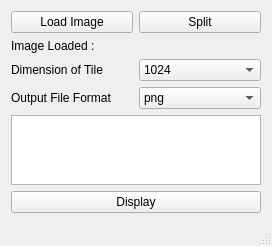
Qt form qt-demo/image-gl/mainwindow.ui (gitter-badger/image-gl) before a commit.
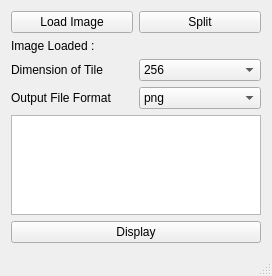
The same form after that commit.

What changed in the file:
```diff
--- a/qt-demo/image-gl/mainwindow.ui
+++ b/qt-demo/image-gl/mainwindow.ui
@@ -7,7 +7,7 @@
     <x>0</x>
     <y>0</y>
     <width>272</width>
-    <height>243</height>
+    <height>276</height>
    </rect>
   </property>
   <property name="windowTitle">
@@ -32,8 +32,13 @@
     <item row="3" column="1">
      <widget class="QComboBox" name="comboBoxDimension">
       <property name="currentIndex">
-       <number>1</number>
+       <number>0</number>
       </property>
+      <item>
+       <property name="text">
+        <string>256</string>
+       </property>
+      </item>
       <item>
        <property name="text">
         <string>512</string>
```
